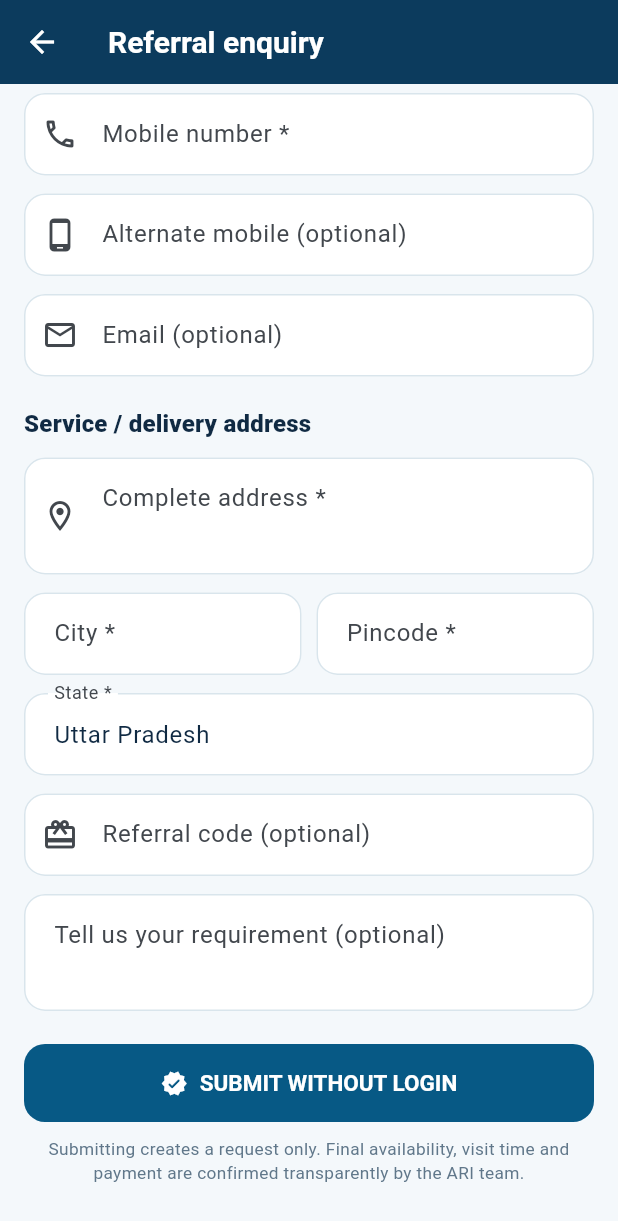
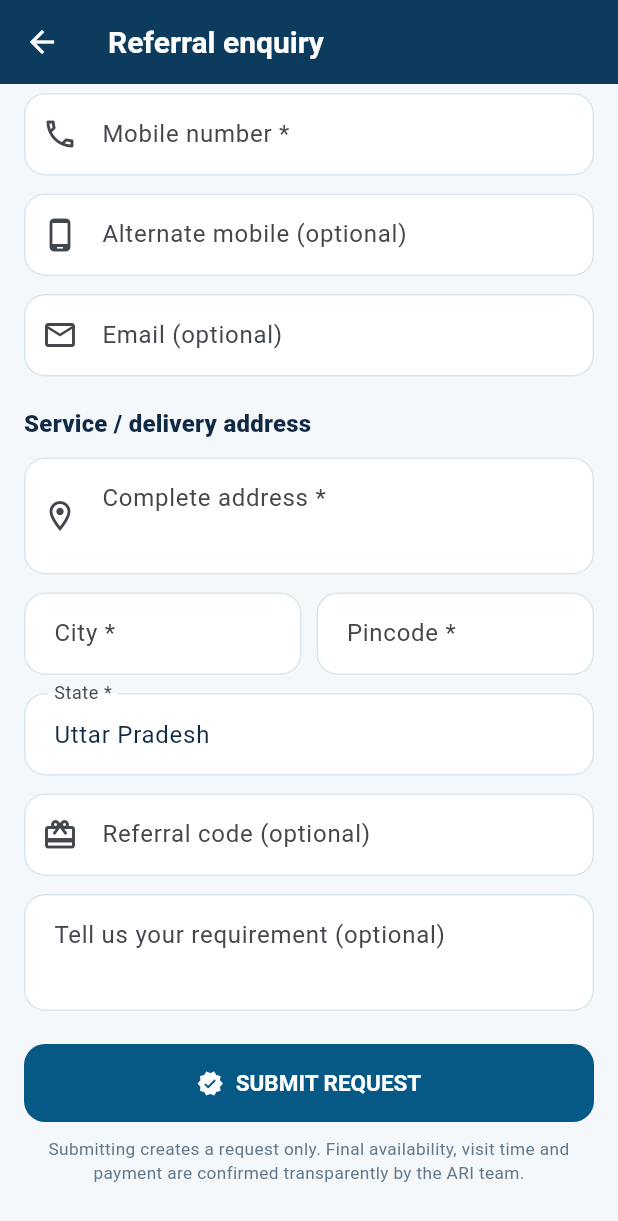
Before and after one commit to akhtarkhan15081983-dotcom/ARI-SMART-RO, a Flutter app: the PublicRequestScreen screen opened directly, scrolled down 218 dp, on a phone screen of 412 x 824 dp. Shown: the top 1221 px of the screen. Run offline on Flutter 3.47's test engine with Material 3 defaults, Android fonts, the phone set to English and light mode, and no system bars; our stand-ins replace flutter_map, flutter_secure_storage, geolocator, image_picker, just_audio, latlong2 and 3 more; missing offline and left inert: google_mlkit_face_detection, google_mlkit_text_recognition, mobile_scanner, record; accounts and stored records are empty.

Commit message:
fix: simplify customer-facing checkout language

```diff
--- a/ari_smart_ro_app/lib/screens/shop/guest_referral_plan_screen.dart
+++ b/ari_smart_ro_app/lib/screens/shop/guest_referral_plan_screen.dart
@@ -34,7 +34,7 @@ class GuestReferralPlanScreen extends StatelessWidget {
               ),
               SizedBox(height: 8),
               Text(
-                'The full ARI referral plan is public. Login is needed later only to securely hold and redeem your personal rewards.',
+                'Invite friends to ARI and receive eligible rewards after verification and successful installation.',
                 style: TextStyle(color: Colors.white70, height: 1.45),
               ),
             ],
@@ -77,7 +77,7 @@ class GuestReferralPlanScreen extends StatelessWidget {
             ),
           ),
           icon: const Icon(Icons.support_agent_rounded),
-          label: const Text('ASK ABOUT REFERRAL — NO LOGIN'),
+          label: const Text('ASK ABOUT REFERRAL'),
         ),
       ],
     ),
--- a/ari_smart_ro_app/lib/screens/shop/guest_services_screen.dart
+++ b/ari_smart_ro_app/lib/screens/shop/guest_services_screen.dart
@@ -29,7 +29,7 @@ class GuestServiceDetailScreen extends StatelessWidget {
         'Completion confirmation and future service reminder',
       ],
       process:
-          'Enter contact and RO details → describe the issue → submit without login → our team confirms the visit.',
+          'Enter contact and RO details → describe the issue → submit request → our team confirms the visit.',
     ),
     GuestServiceType.amc => (
       icon: Icons.verified_outlined,
@@ -43,7 +43,7 @@ class GuestServiceDetailScreen extends StatelessWidget {
         'Plan coverage and applicable charges shown before confirmation',
       ],
       process:
-          'Review the complete plan → enter purifier and address details → submit without login → confirm coverage with the ARI team.',
+          'Review the complete plan → enter purifier and address details → submit request → confirm coverage with the ARI team.',
     ),
     GuestServiceType.rental => (
       icon: Icons.currency_rupee_rounded,
@@ -57,7 +57,7 @@ class GuestServiceDetailScreen extends StatelessWidget {
         'Tracked maintenance, complaint and machine history',
       ],
       process:
-          'Choose a rental model → submit requirement without login → office verification → agreement → scheduled installation.',
+          'Choose a rental model → submit requirement → office verification → agreement → scheduled installation.',
     ),
     GuestServiceType.complaint => (
       icon: Icons.report_problem_outlined,
@@ -71,7 +71,7 @@ class GuestServiceDetailScreen extends StatelessWidget {
         'Permanent history linked with your customer profile',
       ],
       process:
-          'Enter RO and problem details → submit without login → receive request number → ARI team schedules support.',
+          'Enter RO and problem details → submit → receive request number → ARI team schedules support.',
     ),
   };
 
@@ -182,7 +182,7 @@ class GuestServiceDetailScreen extends StatelessWidget {
               ),
             ),
             icon: const Icon(Icons.edit_document),
-            label: const Text('CONTINUE WITHOUT LOGIN'),
+            label: const Text('CONTINUE'),
           ),
           const SizedBox(height: 10),
           const Text(
@@ -266,7 +266,7 @@ class GuestServicesScreen extends StatelessWidget {
                     );
                   },
                   icon: const Icon(Icons.edit_document),
-                  label: const Text('BOOK WITHOUT LOGIN'),
+                  label: const Text('BOOK NOW'),
                 ),
               ),
             ],
@@ -401,7 +401,7 @@ class GuestServicesScreen extends StatelessWidget {
             ),
           ),
           icon: const Icon(Icons.calendar_month_rounded),
-          label: const Text('BOOK SERVICE WITHOUT LOGIN'),
+          label: const Text('BOOK SERVICE'),
         ),
       ],
     ),
--- a/ari_smart_ro_app/lib/screens/shop/public_request_screen.dart
+++ b/ari_smart_ro_app/lib/screens/shop/public_request_screen.dart
@@ -111,7 +111,7 @@ class _PublicRequestScreenState extends State<PublicRequestScreen> {
             mainAxisSize: MainAxisSize.min,
             children: [
               const Text(
-                'No login was required. Our team will call you to verify the details.',
+                'Our team will call you shortly to verify the details.',
               ),
               const SizedBox(height: 14),
               SelectableText(
@@ -170,13 +170,16 @@ class _PublicRequestScreenState extends State<PublicRequestScreen> {
               child: Column(
                 crossAxisAlignment: CrossAxisAlignment.start,
                 children: [
-                  const Row(
+                  Row(
                     children: [
-                      Icon(Icons.lock_open_rounded, color: Colors.white),
-                      SizedBox(width: 9),
+                      const Icon(
+                        Icons.description_outlined,
+                        color: Colors.white,
+                      ),
+                      const SizedBox(width: 9),
                       Text(
-                        'Guest checkout',
-                        style: TextStyle(
+                        _isPurchase ? 'Order details' : 'Request details',
+                        style: const TextStyle(
                           color: Colors.white,
                           fontWeight: FontWeight.w900,
                           fontSize: 18,
@@ -391,9 +394,7 @@ class _PublicRequestScreenState extends State<PublicRequestScreen> {
               label: Text(
                 _submitting
                     ? 'SUBMITTING...'
-                    : (_isPurchase
-                          ? 'PLACE ORDER WITHOUT LOGIN'
-                          : 'SUBMIT WITHOUT LOGIN'),
+                    : (_isPurchase ? 'PLACE ORDER' : 'SUBMIT REQUEST'),
               ),
             ),
             const SizedBox(height: 10),
--- a/ari_smart_ro_app/lib/screens/shop/shop_screen.dart
+++ b/ari_smart_ro_app/lib/screens/shop/shop_screen.dart
@@ -300,7 +300,7 @@ class _ShopScreenState extends State<ShopScreen> {
                             : 'PURCHASE',
                         title: product.businessType == 'RENT'
                             ? 'Request rental'
-                            : 'Guest checkout',
+                            : 'Place order',
                         product: product,
                       ),
                     );
@@ -308,8 +308,8 @@ class _ShopScreenState extends State<ShopScreen> {
                   icon: const Icon(Icons.shopping_bag_rounded),
                   label: Text(
                     product.businessType == 'RENT'
-                        ? 'REQUEST RENTAL — NO LOGIN'
-                        : 'BUY NOW — NO LOGIN',
+                        ? 'REQUEST RENTAL'
+                        : 'BUY NOW',
                   ),
                 ),
               ),
@@ -699,7 +699,7 @@ class _DeliveryStrip extends StatelessWidget {
             Expanded(
               child: Text(
                 guestMode
-                    ? 'Login to set delivery & service location'
+                    ? 'Set delivery & service location'
                     : 'Delivery and service support at your saved location',
                 style: const TextStyle(
                   color: _ShopScreenState.ink,
```
